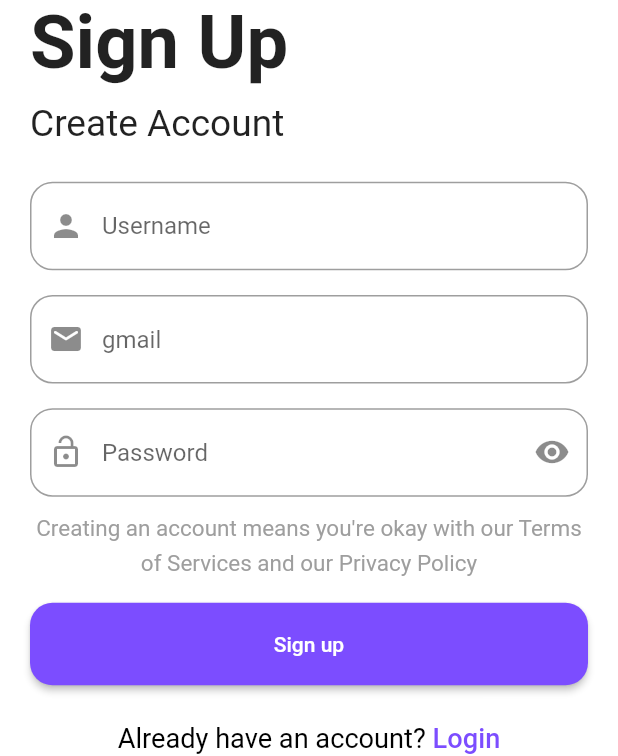
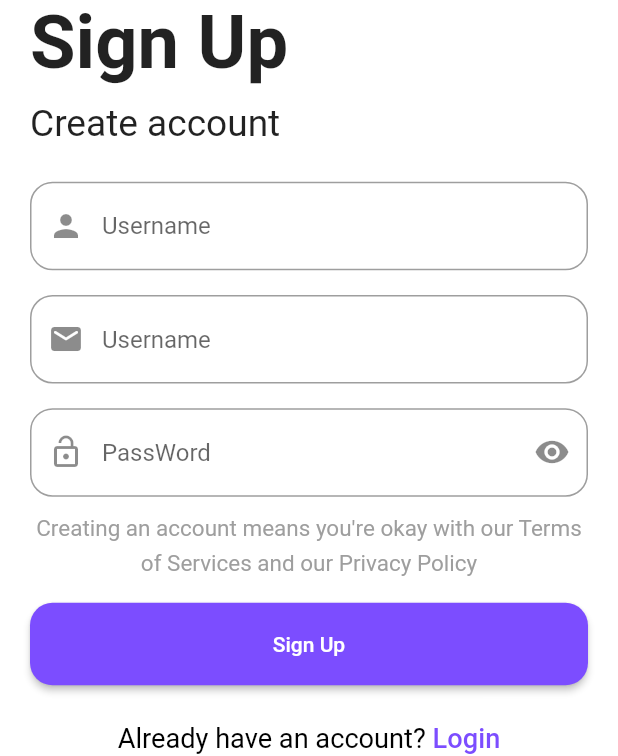
Before and after one commit to degonwork/login_md5, a Flutter app: the SignUpView screen opened by its route, on a phone screen of 412 x 824 dp. Shown: the part 248-1004 px from the top of the screen. Run offline on Flutter 3.47's test engine with Material 2 defaults, Android fonts, the phone set to English and light mode, and no system bars; our stand-ins replace flutter_typeahead, get, google_fonts, sqflite; accounts and stored records are empty; generated files the repository leaves out were written again; Roboto replaces fonts that are missing (Ubuntu).

Commit message:
add multilanguage

```diff
--- /dev/null
+++ b/l10n.yaml
@@ -0,0 +1,3 @@
+arb-dir: lib/l10n
+template-arb-file: app_en.arb
+output-localization-file: app_localizations.dart
--- a/lib/controller/address_controller.dart
+++ b/lib/controller/address_controller.dart
@@ -3,7 +3,7 @@ import 'package:get/get.dart';
 import 'package:responsive_login_ui/data/model/district.dart';
 import 'package:responsive_login_ui/data/model/province.dart';
 import 'package:responsive_login_ui/data/repository/address_repo.dart';
-import 'package:responsive_login_ui/read_file_json/read_file_json.dart';
+import 'package:responsive_login_ui/json_file/read_file_json/read_file_json.dart';
 import '../data/model/ward.dart';
 import '../data/provider/db/address_database.dart';
 
--- a/lib/read_file_json/read_file_json.dart
+++ b/lib/json_file/read_file_json/read_file_json.dart
@@ -2,7 +2,7 @@ import 'dart:convert';
 import 'package:flutter/services.dart' show rootBundle;
 import 'package:responsive_login_ui/data/model/district.dart';
 import 'package:responsive_login_ui/data/model/province.dart';
-import '../data/model/ward.dart';
+import '../../data/model/ward.dart';
 
 Future<List<Province>?> readFileProvinceJson(String path) async {
   String response = await rootBundle.loadString(path);
--- /dev/null
+++ b/lib/l10n/l10n.dart
@@ -0,0 +1,8 @@
+import 'package:flutter/material.dart';
+
+class L10n {
+  static final all = [
+    const Locale('en'),
+    const Locale('vi'),
+  ];
+}
--- a/lib/views/address_view.dart
+++ b/lib/views/address_view.dart
@@ -313,7 +313,7 @@ class AddressView extends StatelessWidget {
                           print("Address is: " + addressString);
                         }
                       },
-                      child: const Text('Submit'),
+                      child: const Text('Agree'),
                     ),
                   ),
                 );
--- a/lib/views/signup_view.dart
+++ b/lib/views/signup_view.dart
@@ -1,9 +1,9 @@
-import 'package:flutter/cupertino.dart';
 import 'package:flutter/material.dart';
 import 'package:get/get.dart';
-import '../views/login_view.dart';
+import '../routes/routes.dart';
 import '../constants.dart';
 import '../controller/simple_ui_controller.dart';
+import 'package:flutter_gen/gen_l10n/app_localizations.dart';
 
 class SignUpView extends StatefulWidget {
   const SignUpView({Key? key}) : super(key: key);
@@ -91,7 +91,7 @@ class _SignUpViewState extends State<SignUpView> {
         Padding(
           padding: const EdgeInsets.only(left: 20.0),
           child: Text(
-            'Sign Up',
+            AppLocalizations.of(context)!.signUp,
             style: kLoginTitleStyle(size),
           ),
         ),
@@ -101,7 +101,7 @@ class _SignUpViewState extends State<SignUpView> {
         Padding(
           padding: const EdgeInsets.only(left: 20.0),
           child: Text(
-            'Create Account',
+            AppLocalizations.of(context)!.titleSignup,
             style: kLoginSubtitleStyle(size),
           ),
         ),
@@ -117,10 +117,10 @@ class _SignUpViewState extends State<SignUpView> {
                 /// username
                 TextFormField(
                   style: kTextFormFieldStyle(),
-                  decoration: const InputDecoration(
-                    prefixIcon: Icon(Icons.person),
-                    hintText: 'Username',
-                    border: OutlineInputBorder(
+                  decoration: InputDecoration(
+                    prefixIcon: const Icon(Icons.person),
+                    hintText: AppLocalizations.of(context)!.username,
+                    border: const OutlineInputBorder(
                       borderRadius: BorderRadius.all(Radius.circular(15)),
                     ),
                   ),
@@ -129,7 +129,7 @@ class _SignUpViewState extends State<SignUpView> {
                   // The validator receives the text that the user has entered.
                   validator: (value) {
                     if (value == null || value.isEmpty) {
-                      return 'Please enter username';
+                      return AppLocalizations.of(context)!.validateUserName;
                     } else if (value.length < 4) {
                       return 'at least enter 4 characters';
                     } else if (value.length > 13) {
@@ -146,10 +146,10 @@ class _SignUpViewState extends State<SignUpView> {
                 TextFormField(
                   style: kTextFormFieldStyle(),
                   controller: emailController,
-                  decoration: const InputDecoration(
-                    prefixIcon: Icon(Icons.email_rounded),
-                    hintText: 'gmail',
-                    border: OutlineInputBorder(
+                  decoration: InputDecoration(
+                    prefixIcon: const Icon(Icons.email_rounded),
+                    hintText: AppLocalizations.of(context)!.username,
+                    border: const OutlineInputBorder(
                       borderRadius: BorderRadius.all(Radius.circular(15)),
                     ),
                   ),
@@ -184,7 +184,7 @@ class _SignUpViewState extends State<SignUpView> {
                         simpleUIController.isObscureActive();
                       },
                     ),
-                    hintText: 'Password',
+                    hintText: AppLocalizations.of(context)!.password,
                     border: const OutlineInputBorder(
                       borderRadius: BorderRadius.all(Radius.circular(15)),
                     ),
@@ -206,7 +206,7 @@ class _SignUpViewState extends State<SignUpView> {
                   height: size.height * 0.01,
                 ),
                 Text(
-                  'Creating an account means you\'re okay with our Terms of Services and our Privacy Policy',
+                  AppLocalizations.of(context)!.decriptionSignUp,
                   style: kLoginTermsAndPrivacyStyle(size),
                   textAlign: TextAlign.center,
                 ),
@@ -223,10 +223,7 @@ class _SignUpViewState extends State<SignUpView> {
                 /// Navigate To Login Screen
                 GestureDetector(
                   onTap: () {
-                    Navigator.push(
-                        context,
-                        CupertinoPageRoute(
-                            builder: (ctx) => const LoginView()));
+                    Get.toNamed(Routes.login);
                     nameController.clear();
                     emailController.clear();
                     passwordController.clear();
@@ -236,11 +233,11 @@ class _SignUpViewState extends State<SignUpView> {
                   },
                   child: RichText(
                     text: TextSpan(
-                      text: 'Already have an account?',
+                      text: AppLocalizations.of(context)!.haveAcount,
                       style: kHaveAnAccountStyle(size),
                       children: [
                         TextSpan(
-                            text: " Login",
+                            text: " ${AppLocalizations.of(context)!.login}",
                             style: kLoginOrSignUpTextStyle(size)),
                       ],
                     ),
@@ -274,7 +271,7 @@ class _SignUpViewState extends State<SignUpView> {
             // ... Navigate To your Home Page
           }
         },
-        child: const Text('Sign up'),
+        child: Text(AppLocalizations.of(context)!.signUp),
       ),
     );
   }
--- a/pubspec.yaml
+++ b/pubspec.yaml
@@ -11,6 +11,8 @@ environment:
 dependencies:
   flutter:
     sdk: flutter
+  flutter_localizations:
+    sdk: flutter
 
   cupertino_icons:
   get:
@@ -18,6 +20,8 @@ dependencies:
   crypto:
   flutter_typeahead:
   sqflite:
+  intl:
+
 
 
 
@@ -28,6 +32,7 @@ dev_dependencies:
   flutter_lints: ^2.0.0
 
 flutter:
+  generate: true
   uses-material-design: true
 
   assets:
```
Also changed, not shown: lib/l10n/app_en.arb (added, +63 -0 lines), lib/l10n/app_vi.arb (added, +17 -0 lines), lib/main.dart (+10 -0 lines), lib/views/login_view.dart (+11 -10 lines), pubspec.lock.
